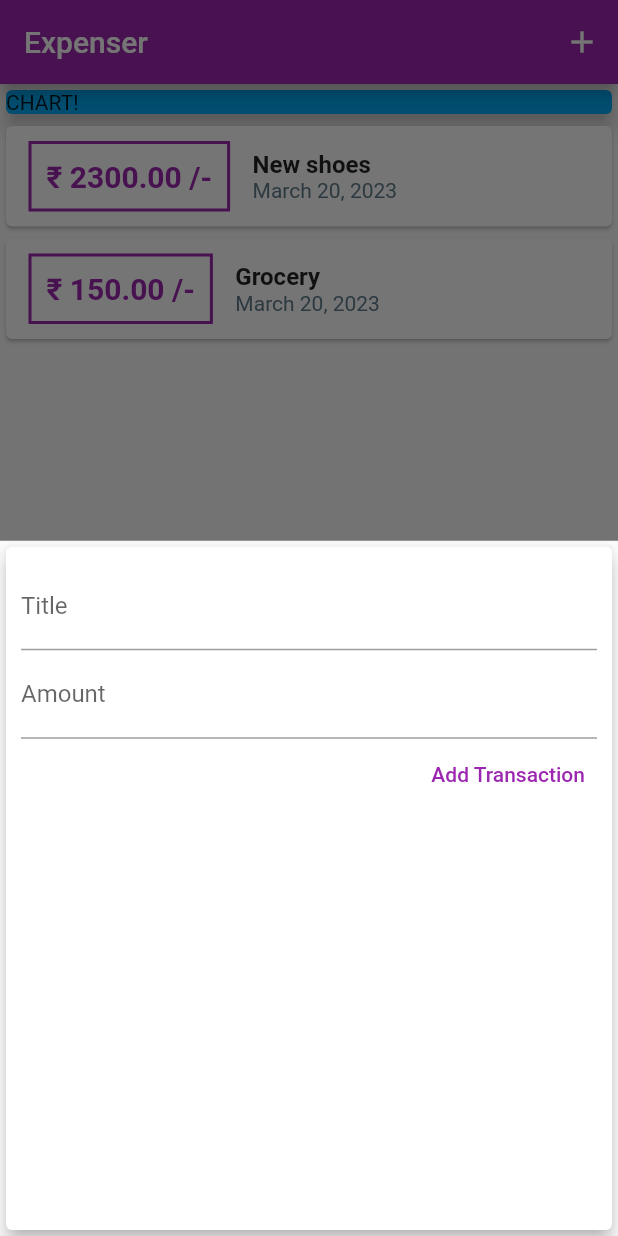
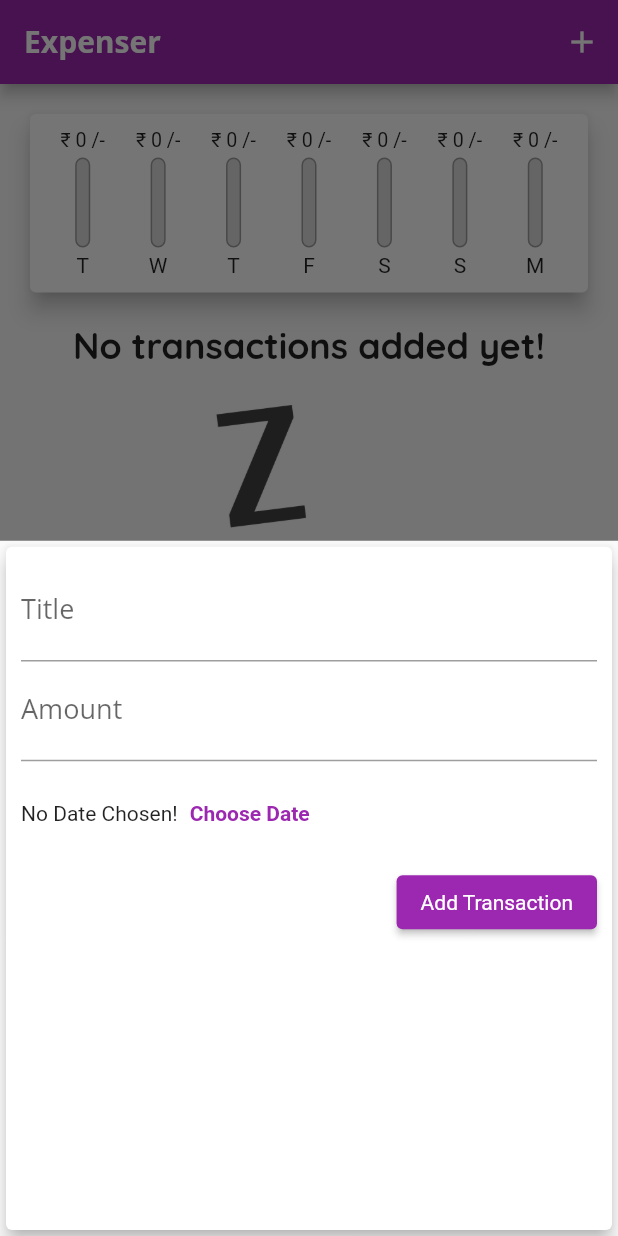
Before and after one commit to glitched-sudhanshu/Expenser, a Flutter app: the screen it shows after launch, after a tap on the "add" icon, on a phone screen of 412 x 824 dp. Run offline on Flutter 3.47's test engine with Material 2 defaults, Android fonts, the phone set to English and light mode, and no system bars.

Commit message:
adding date picker

```diff
--- a/lib/main.dart
+++ b/lib/main.dart
@@ -1,5 +1,8 @@
 import 'package:expense_app/models/transaction.dart';
+import 'package:expense_app/widgets/chart.dart';
+import 'package:expense_app/widgets/chartMap.dart';
 import 'package:expense_app/widgets/new_transaction.dart';
+import 'package:expense_app/widgets/theme.dart';
 import 'package:expense_app/widgets/transaction_list.dart';
 import 'package:flutter/material.dart';
 import 'package:intl/intl.dart';
@@ -13,12 +16,7 @@ class MyApp extends StatelessWidget {
   Widget build(BuildContext context) {
     return MaterialApp(
       title: 'Expenser',
-      theme: ThemeData(
-          primarySwatch: Colors.purple,
-          colorScheme: ColorScheme.fromSwatch().copyWith(
-            secondary: Colors.amber,
-            primary: Colors.purple,
-          )),
+      theme: AppTheme.lightTheme(),
       home: HomePage(),
       debugShowCheckedModeBanner: false,
     );
@@ -32,10 +30,19 @@ class HomePage extends StatefulWidget {
 
 class _HomePageState extends State<HomePage> {
   final List<Transaction> _userTransactions = [
-    Transaction(
-        id: 't1', title: 'New shoes', amount: 2300, date: DateTime.now()),
-    Transaction(id: 't2', title: 'Grocery', amount: 150, date: DateTime.now()),
+    // Transaction(
+    //     id: 't1', title: 'New shoes', amount: 2300, date: DateTime.now()),
+    // Transaction(id: 't2', title: 'Grocery', amount: 150, date: DateTime.now()),
   ];
+
+
+  List<Transaction> get _recentTransactions{
+    return _userTransactions.where((tx){
+      return tx.date.isAfter(DateTime.now().subtract(
+        Duration(days:7),
+      ),);
+    }).toList();
+  }
 
   void _addNewTransaction(String txTitle, double txAmount) {
     final newTx = Transaction(
@@ -66,7 +73,9 @@ class _HomePageState extends State<HomePage> {
   Widget build(BuildContext context) {
     return Scaffold(
       appBar: AppBar(
-        title: Text('Expenser'),
+        title: Text(
+          'Expenser',
+        ),
         actions: [
           IconButton(
             onPressed: () => _startAddNewTransaction(context),
@@ -81,14 +90,8 @@ class _HomePageState extends State<HomePage> {
           mainAxisAlignment: MainAxisAlignment.start,
           crossAxisAlignment: CrossAxisAlignment.stretch,
           children: [
-            SizedBox(
-                width: double.infinity,
-                child: Card(
-                  color: Colors.lightBlue,
-                  elevation: 5,
-                  child: Text('CHART!'),
-                )),
-            TransactionList(_userTransactions)
+            Chart(_recentTransactions),
+            TransactionList(_userTransactions),
           ],
         ),
       ),
--- /dev/null
+++ b/lib/models/weekly.dart
@@ -0,0 +1,6 @@
+class WeeklyDay{
+  final double amount;
+  final String weekDay;
+
+  WeeklyDay(this.weekDay, this.amount);
+}
--- /dev/null
+++ b/lib/widgets/chart.dart
@@ -0,0 +1,63 @@
+import 'package:expense_app/models/weekly.dart';
+import 'package:flutter/material.dart';
+import 'package:expense_app/widgets/chartBar.dart';
+import 'package:intl/intl.dart';
+import '../models/transaction.dart';
+
+class Chart extends StatelessWidget {
+  final List<Transaction> recentTransactions;
+
+  Chart(this.recentTransactions);
+
+  List<WeeklyDay> get groupedTransactionValues {
+    return List.generate(7, (index) {
+      final weekDay = DateTime.now().subtract(Duration(days: index));
+
+      double totalSum = 0;
+
+      for (var i = 0; i < recentTransactions.length; i++) {
+        if (recentTransactions[i].date.day == weekDay.day &&
+            recentTransactions[i].date.month == weekDay.month &&
+            recentTransactions[i].date.year == weekDay.year) {
+          totalSum += recentTransactions[i].amount;
+        }
+      }
+      WeeklyDay wd = WeeklyDay(
+          DateFormat.E().format(weekDay).toString().substring(0, 1),
+          double.parse(totalSum.toStringAsFixed(2)));
+      return wd;
+    }).reversed.toList();
+  }
+
+  double get totalSpending {
+    return groupedTransactionValues.fold(0.0, (curSum, item) {
+      return curSum + (item.amount);
+    });
+  }
+
+  @override
+  Widget build(BuildContext context) {
+    // print(groupedTransactionValues);
+    return Card(
+      elevation: 6,
+      margin: EdgeInsets.all(20),
+      child: Padding(
+        padding: EdgeInsets.all(10),
+        child: Row(
+          mainAxisAlignment: MainAxisAlignment.spaceAround,
+          children: groupedTransactionValues.map((data) {
+            return
+              Flexible(
+              fit: FlexFit.tight,
+              child:
+              ChartBar(
+                  data.weekDay,
+                  data.amount,
+                  totalSpending == 0.0 ? 0.0 : (data.amount) / totalSpending),
+            );
+          }).toList(),
+        ),
+      ),
+    );
+  }
+}
--- /dev/null
+++ b/lib/widgets/chartBar.dart
@@ -0,0 +1,58 @@
+import 'package:flutter/cupertino.dart';
+import 'package:flutter/material.dart';
+
+class ChartBar extends StatelessWidget {
+  final String label;
+  final double spendingAmount;
+  final double spendingPctOfTotal;
+
+  ChartBar(this.label, this.spendingAmount, this.spendingPctOfTotal);
+
+  @override
+  Widget build(BuildContext context) {
+    return Column(
+      children: [
+        Container(
+          height: 15,
+          child: FittedBox(
+            child: Text('₹ ${spendingAmount.toStringAsFixed(0)} /-'),
+          ),
+        ),
+        SizedBox(
+          height: 4,
+        ),
+        Container(
+          height: 60,
+          width: 10,
+          child: Stack(
+            children: [
+              Container(
+                decoration: BoxDecoration(
+                  border: Border.all(
+                    color: Colors.grey,
+                    width: 1,
+                  ),
+                  color: Color.fromRGBO(220, 220, 220, 1),
+                  borderRadius: BorderRadius.circular(10),
+                ),
+              ),
+              FractionallySizedBox(
+                heightFactor: spendingPctOfTotal,
+                child: Container(
+                  decoration: BoxDecoration(
+                    color: Theme.of(context).primaryColor,
+                    borderRadius: BorderRadius.circular(10),
+                  ),
+                ),
+              )
+            ],
+          ),
+        ),
+        SizedBox(
+          height: 4,
+        ),
+        Text(label),
+      ],
+    );
+  }
+}
--- /dev/null
+++ b/lib/widgets/chartMap.dart
@@ -0,0 +1,55 @@
+import 'package:expense_app/widgets/chartBar.dart';
+import 'package:flutter/material.dart';
+import 'package:intl/intl.dart';
+
+import '../models/transaction.dart';
+
+class ChartMap extends StatelessWidget {
+  final List<Transaction> recentTransactions;
+
+  ChartMap(this.recentTransactions);
+
+  List<Map<String, Object>> get groupedTransactionValues {
+    return List.generate(7, (index) {
+      final weekDay = DateTime.now().subtract(Duration(days: index));
+
+      double totalSum = 0;
+
+      for (var i = 0; i < recentTransactions.length; i++) {
+        if (recentTransactions[i].date.day == weekDay.day &&
+            recentTransactions[i].date.month == weekDay.month &&
+            recentTransactions[i].date.year == weekDay.year) {
+          totalSum += recentTransactions[i].amount;
+        }
+      }
+
+      return {
+        'day': DateFormat.E().format(weekDay).substring(0, 1),
+        'amount': double.parse(totalSum.toStringAsFixed(2))
+      };
+    });
+  }
+
+  double get totalSpending {
+    return groupedTransactionValues.fold(0.0, (curSum, item) {
+      return curSum + (item['amount'] as double);
+    });
+  }
+
+  @override
+  Widget build(BuildContext context) {
+    print(groupedTransactionValues);
+    return Card(
+      elevation: 6,
+      margin: EdgeInsets.all(20),
+      child: Row(
+        children: groupedTransactionValues.map((data) {
+          return ChartBar(
+              data['day'] as String,
+              data['amount'] as double,
+              totalSpending == 0.0 ? 0.0 : (data['amount'] as double) / totalSpending);
+        }).toList(),
+      ),
+    );
+  }
+}
--- a/lib/widgets/new_transaction.dart
+++ b/lib/widgets/new_transaction.dart
@@ -1,4 +1,4 @@
-import 'package:expense_app/Util/StringUtil.dart';
+import 'package:expense_app/utils/StringUtil.dart';
 import 'package:flutter/material.dart';
 
 class NewTransaction extends StatefulWidget {
@@ -14,11 +14,11 @@ class _NewTransactionState extends State<NewTransaction> {
   final titleInput = TextEditingController();
   final amountInput = TextEditingController();
 
-  void _submitTransaction(){
+  void _submitTransaction() {
     final enteredTitle = titleInput.text;
     final enteredAmount = double.parse(amountInput.text);
 
-    if(enteredTitle.isEmpty || enteredAmount<0) return;
+    if (enteredTitle.isEmpty || enteredAmount < 0) return;
 
     final capitalizedEnteredTitle = enteredTitle.capitalize();
 
@@ -38,32 +38,43 @@ class _NewTransactionState extends State<NewTransaction> {
           children: [
             TextField(
               decoration: InputDecoration(labelText: 'Title'),
+              style: TextStyle(fontWeight: FontWeight.normal),
               controller: titleInput,
               onSubmitted: (_) => _submitTransaction(),
             ),
             TextField(
-              decoration: InputDecoration(labelText: 'Amount'),
+              decoration: InputDecoration(labelText: 'Amount',),
+              style: TextStyle(fontWeight: FontWeight.normal),
               controller: amountInput,
               keyboardType: TextInputType.number,
               onSubmitted: (_) => _submitTransaction(),
             ),
-            TextButton(
+            SizedBox(
+              height: 70,
+              child: Row(
+                children: [
+                  Text('No Date Chosen!'),
+                  TextButton(
+                    onPressed: () {},
+                    child: Text(
+                      'Choose Date',
+                      style: TextStyle(
+                        fontWeight: FontWeight.bold,
+                      ),
+                    ),
+                  )
+                ],
+              ),
+            ),
+            ElevatedButton(
               onPressed: _submitTransaction,
-              child: Text('Add Transaction'),
-              style: ButtonStyle(
-                foregroundColor: MaterialStateProperty.all(Theme.of(context).primaryColor),
-                overlayColor: MaterialStateProperty.resolveWith<Color?>(
-                  (Set<MaterialState> states) {
-                    if (states.contains(MaterialState.hovered))
-                      return Theme.of(context).primaryColor.withOpacity(0.04);
-                    if (states.contains(MaterialState.focused) ||
-                        states.contains(MaterialState.pressed))
-                      return Theme.of(context).primaryColor.withOpacity(0.12);
-                    return null; // Defer to the widget's default.
-                  },
+              child: Text(
+                'Add Transaction',
+                style: TextStyle(
+                  fontWeight: FontWeight.normal,
                 ),
               ),
-            )
+            ),
           ],
         ),
       ),
--- /dev/null
+++ b/lib/widgets/theme.dart
@@ -0,0 +1,49 @@
+import 'package:flutter/cupertino.dart';
+import 'package:flutter/material.dart';
+
+class AppTheme {
+  static ThemeData lightTheme() {
+    return ThemeData(
+      primarySwatch: Colors.purple,
+      colorScheme: ColorScheme.fromSwatch().copyWith(
+        secondary: Colors.amber,
+        primary: Colors.purple,
+      ),
+      fontFamily: 'Quicksand',
+      textTheme: ThemeData.light().textTheme.copyWith(
+            titleMedium: TextStyle(
+              fontFamily: 'OpenSans',
+              fontWeight: FontWeight.bold,
+              fontSize: 18,
+            ),
+            titleLarge: TextStyle(
+              fontFamily: 'Quicksand',
+              fontWeight: FontWeight.bold,
+              fontSize: 24,
+            ),
+          ),
+      appBarTheme: AppBarTheme(
+        toolbarTextStyle: ThemeData.light()
+            .textTheme
+            .copyWith(
+              titleLarge: TextStyle(
+                fontFamily: 'OpenSans',
+                fontSize: 18,
+                fontWeight: FontWeight.bold,
+              ),
+            )
+            .bodyMedium,
+        titleTextStyle: ThemeData.light()
+            .textTheme
+            .copyWith(
+              titleLarge: TextStyle(
+                fontFamily: 'OpenSans',
+                fontSize: 20,
+                fontWeight: FontWeight.bold,
+              ),
+            )
+            .titleLarge,
+      ),
+    );
+  }
+}
--- a/lib/widgets/transaction_list.dart
+++ b/lib/widgets/transaction_list.dart
@@ -12,50 +12,51 @@ class TransactionList extends StatelessWidget {
   Widget build(BuildContext context) {
     return SizedBox(
       height: 500,
-      child: ListView.builder(
+      child: _userTransactions.isEmpty
+          ? Column(
+              children: [
+                Text(
+                  'No transactions added yet!',
+                  style: Theme.of(context).textTheme.titleLarge,
+                ),
+                SizedBox(
+                  height: 25,
+                ),
+                Container(
+                  height: 300,
+                  child: Image.asset(
+                    'assets/images/waiting.png',
+                    fit: BoxFit.cover,
+                  ),
+                ),
+              ],
+            )
+          : ListView.builder(
               itemBuilder: (context, position) {
                 Transaction tx = _userTransactions[position];
                 return Card(
-            child: Row(
-              children: [
-                Container(
-                  margin: EdgeInsets.symmetric(vertical: 10, horizontal: 15),
-                  decoration: BoxDecoration(
-                    border: Border.all(
-                      color: Colors.purple,
-                      width: 2,
-                    ),
-                  ),
-                  padding: EdgeInsets.all(10),
+                  margin: EdgeInsets.symmetric(vertical: 8, horizontal: 5,),
+                  elevation: 5,
+                  child: ListTile(
+                    leading: CircleAvatar(
+                      radius: 35,
+                      child: Padding(
+                        padding: EdgeInsets.all(8),
+                        child: FittedBox(
                           child: Text(
-                    '₹ ${tx.amount.toStringAsFixed(2)} /-',
-                    style: TextStyle(
-                      fontWeight: FontWeight.bold,
-                      fontSize: 20,
-                      color: Colors.purple,
+                            '₹${tx.amount.toStringAsFixed(0)}',
                           ),
                         ),
                       ),
-                Column(
-                  crossAxisAlignment: CrossAxisAlignment.start,
-                  children: [
-                    Text(
+                    ),
+                    title: Text(
                       tx.title.toString(),
-                      style: TextStyle(
-                        fontSize: 16,
-                        fontWeight: FontWeight.bold,
+                      style: Theme.of(context).textTheme.titleMedium,
                     ),
+                    subtitle: Text(
+                      DateFormat.yMMMMd().format(tx.date),
                     ),
-                    Text(
-                      DateFormat.yMMMMd().format(tx.date),
-                      style: TextStyle(
-                        fontSize: 14,
-                        color: Colors.blueGrey,
-                      ),
-                    ),
-                  ],
-                ),
-              ],
+
                   ),
                 );
               },
@@ -64,3 +65,42 @@ class TransactionList extends StatelessWidget {
     );
   }
 }
+
+// Row(
+// children: [
+// Container(
+// margin:
+// EdgeInsets.symmetric(vertical: 10, horizontal: 15),
+// decoration: BoxDecoration(
+// border: Border.all(
+// color: Colors.purple,
+// width: 2,
+// ),
+// ),
+// padding: EdgeInsets.all(10),
+// child: Text(
+// '₹ ${tx.amount.toStringAsFixed(2)} /-',
+// style: TextStyle(
+// fontWeight: FontWeight.bold,
+// fontSize: 20,
+// color: Colors.purple,
+// ),
+// ),
+// ),
+// Column(
+// crossAxisAlignment: CrossAxisAlignment.start,
+// children: [
+// Text(tx.title.toString(),
+// style: Theme.of(context).textTheme.titleMedium),
+// Text(
+// DateFormat.yMMMMd().format(tx.date),
+// style: TextStyle(
+// fontSize: 14,
+// color: Colors.blueGrey,
+// ),
+// ),
+// ],
+// ),
+// ],
+// ),
+// );
```
Also changed, not shown: pubspec.yaml (+13 -8 lines), assets/fonts/OpenSans-Bold.ttf (added), assets/fonts/OpenSans-Regular.ttf (added), assets/fonts/Quicksand-Bold.ttf (added), assets/fonts/Quicksand-Light.ttf (added), assets/fonts/Quicksand-Medium.ttf (added), assets/fonts/Quicksand-Regular.ttf (added), assets/images/waiting.png (added), lib/utils/StringUtil.dart (renamed from lib/Util/StringUtil.dart). Lines whose indentation alone changed are shown as unchanged.
